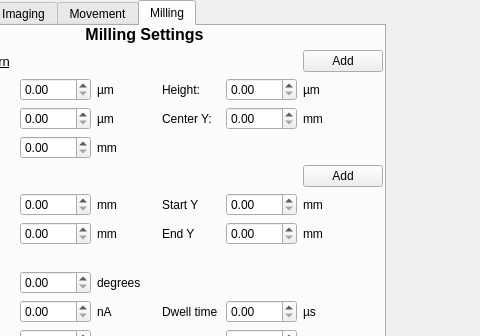
The window that fibsem/ui/qtdesigner_files/connect.ui (DeMarcoLab/fibsem) describes before a commit, drawn with Qt 5; both pictures show x 95 to 575 and y 0 to 336 of the 950 by 850 pixel window.
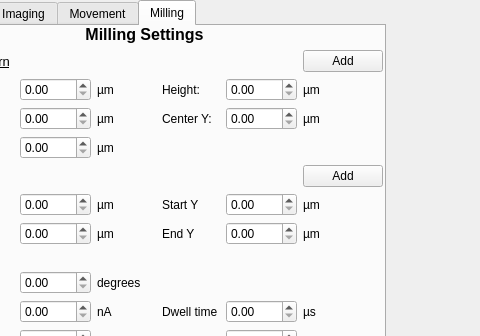
The same window after the commit.

The edit to the form file:
```diff
--- a/fibsem/ui/qtdesigner_files/connect.ui
+++ b/fibsem/ui/qtdesigner_files/connect.ui
@@ -796,7 +796,7 @@
          <item row="8" column="5">
           <widget class="QLabel" name="label_66">
            <property name="text">
-            <string>mm</string>
+            <string>µm</string>
            </property>
           </widget>
          </item>
@@ -867,14 +867,14 @@
          <item row="6" column="2">
           <widget class="QLabel" name="label_48">
            <property name="text">
-            <string>mm</string>
+            <string>µm</string>
            </property>
           </widget>
          </item>
          <item row="8" column="2">
           <widget class="QLabel" name="label_64">
            <property name="text">
-            <string>mm</string>
+            <string>µm</string>
            </property>
           </widget>
          </item>
@@ -1008,7 +1008,7 @@
          <item row="5" column="5">
           <widget class="QLabel" name="label_52">
            <property name="text">
-            <string>mm</string>
+            <string>µm</string>
            </property>
           </widget>
          </item>
@@ -1022,7 +1022,7 @@
          <item row="9" column="5">
           <widget class="QLabel" name="label_70">
            <property name="text">
-            <string>mm</string>
+            <string>µm</string>
            </property>
           </widget>
          </item>
@@ -1036,7 +1036,7 @@
          <item row="9" column="2">
           <widget class="QLabel" name="label_68">
            <property name="text">
-            <string>mm</string>
+            <string>µm</string>
            </property>
           </widget>
          </item>
```
